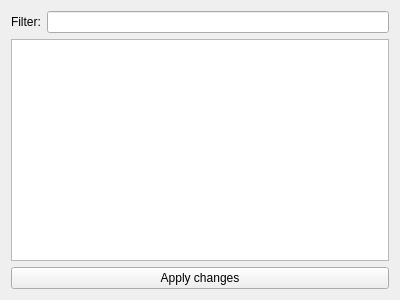
Before: the Qt Designer form qt/OpenRGBSupportedDevicesPage.ui in CalcProgrammer1/OpenRGB, drawn with Qt 5.
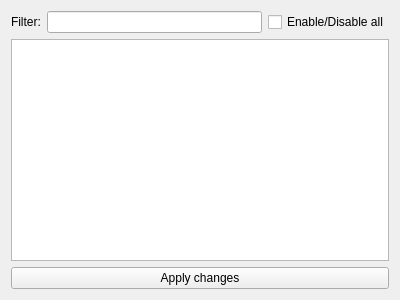
After: the same form once the commit is applied.

Commit message: Add a toggle all checkbox on supported devices page

```diff
--- a/qt/OpenRGBSupportedDevicesPage.ui
+++ b/qt/OpenRGBSupportedDevicesPage.ui
@@ -26,6 +26,13 @@
      <item>
       <widget class="QLineEdit" name="Filter"/>
      </item>
+     <item>
+      <widget class="QCheckBox" name="ToggleAllCheckbox">
+       <property name="text">
+        <string>Enable/Disable all</string>
+       </property>
+      </widget>
+     </item>
     </layout>
    </item>
    <item>
```
The commit also changes 4 other files.
